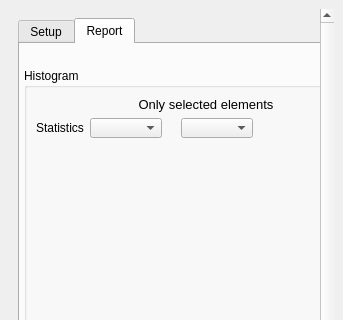
Above: ui/queries/qgisred_statisticsandgraphs_dock.ui from qgisred/QGISRed before the change; both pictures show x 0 to 343 and y 0 to 320 of the 343 by 557 pixel window. Below: the same form after it.
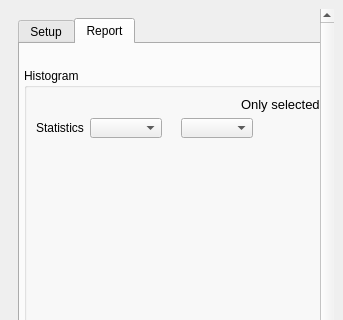
That is the form after the change. The open tabs and pages were chosen to show the change. Custom widgets are drawn as their Qt base class.

Commit message: Statistics: further items closing

```diff
--- a/ui/queries/qgisred_statisticsandgraphs_dock.ui
+++ b/ui/queries/qgisred_statisticsandgraphs_dock.ui
@@ -684,7 +684,7 @@
                     <string>Only selected elements</string>
                    </property>
                    <property name="alignment">
-                    <set>Qt::AlignCenter</set>
+                    <set>Qt::AlignRight|Qt::AlignVCenter</set>
                    </property>
                   </widget>
                  </item>
```
Left out of the diff: 2 changed lines with no effect on the pictures. The commit also changes 1 other file.
